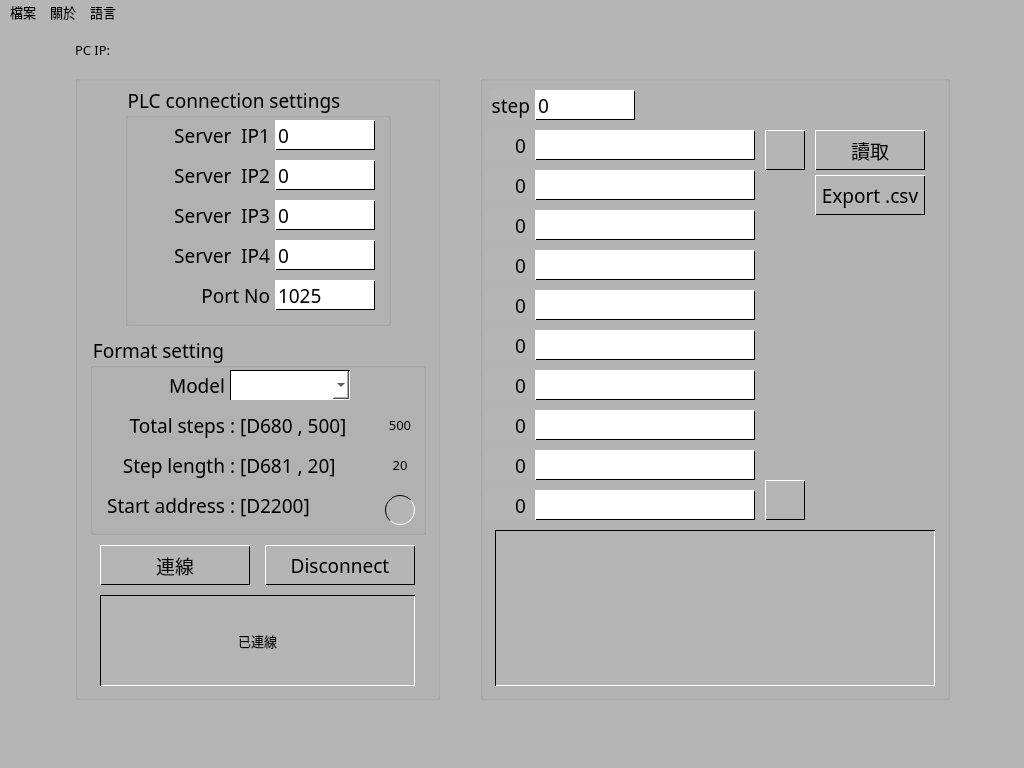
The window that QPLC_StepConvertToCsv_GUI.ui (eyichia/QPLC) describes before a commit, drawn with Qt 5.
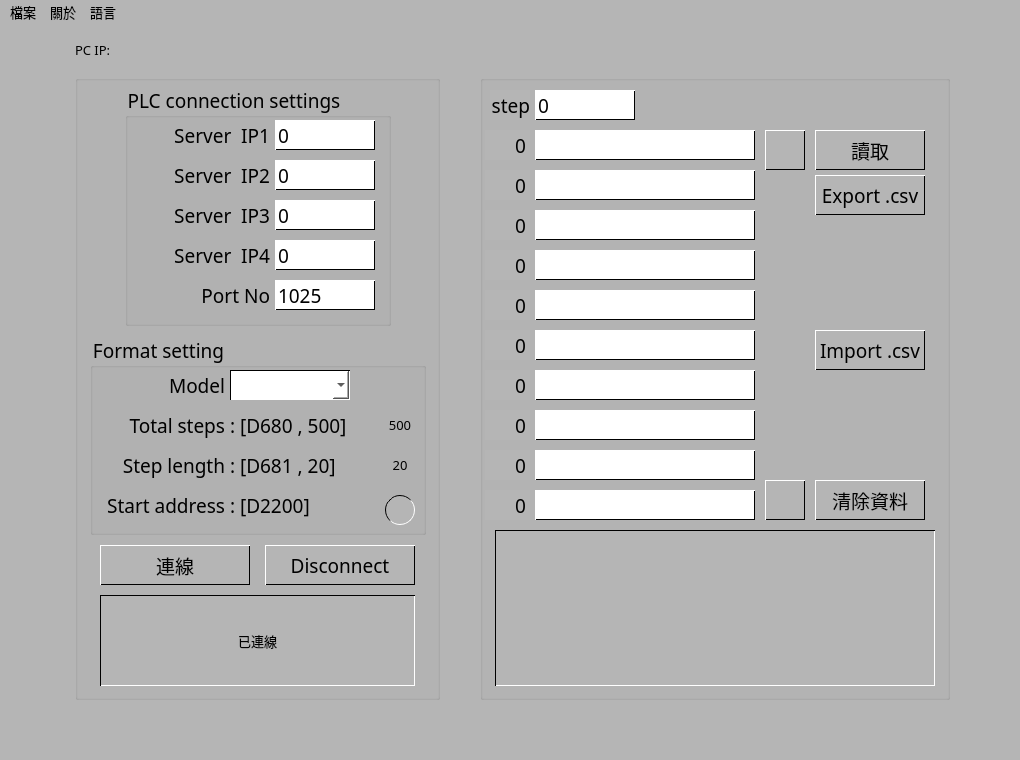
The same window after the commit. Icons and pictures are not drawn.

Patch:
```diff
--- a/QPLC_StepConvertToCsv_GUI.ui
+++ b/QPLC_StepConvertToCsv_GUI.ui
@@ -6,8 +6,8 @@
    <rect>
     <x>0</x>
     <y>0</y>
-    <width>1024</width>
-    <height>768</height>
+    <width>1020</width>
+    <height>760</height>
    </rect>
   </property>
   <property name="windowTitle">
@@ -1092,6 +1092,126 @@
 }</string>
      </property>
     </widget>
+    <widget class="QPushButton" name="PB_Clear_process">
+     <property name="geometry">
+      <rect>
+       <x>335</x>
+       <y>405</y>
+       <width>110</width>
+       <height>40</height>
+      </rect>
+     </property>
+     <property name="sizePolicy">
+      <sizepolicy hsizetype="Minimum" vsizetype="Ignored">
+       <horstretch>0</horstretch>
+       <verstretch>0</verstretch>
+      </sizepolicy>
+     </property>
+     <property name="font">
+      <font>
+       <family>Microsoft YaHei</family>
+       <pointsize>14</pointsize>
+       <stylestrategy>PreferDefault</stylestrategy>
+      </font>
+     </property>
+     <property name="styleSheet">
+      <string notr="true">/*border-width	邊框粗細	1px, 5px
+border-style	邊框樣式	solid (實線), dashed (虛線), dotted (點線)
+border-top-width	只設定上方邊框	2px
+border-radius	圓角程度	15px (半徑)
+font-family: &quot;Microsoft YaHei&quot;;
+font-size: 10; */ 
+/* 平時的樣式 */
+QPushButton {
+	border-style: solid; 
+	border-width: 1;
+	background-color: #B5B5B5;
+	border-top-color: white;
+	border-left-color: white;
+	border-bottom-color: black;
+	border-right-color: black;
+}
+
+/* 滑鼠移上去時 (:hover) */
+/*QPushButton:hover {
+    background-color: #e1f5fe;
+}*/
+
+/* 按下去的瞬間 (:pressed) */
+QPushButton:pressed {
+	border-style: solid; 
+	border-width: 1;
+	background-color: #999999;
+	border-top-color: black;
+	border-left-color: black;
+	border-bottom-color: white;
+	border-right-color: white;
+}</string>
+     </property>
+     <property name="text">
+      <string>清除資料</string>
+     </property>
+    </widget>
+    <widget class="QPushButton" name="PB_import_csv">
+     <property name="geometry">
+      <rect>
+       <x>335</x>
+       <y>255</y>
+       <width>110</width>
+       <height>40</height>
+      </rect>
+     </property>
+     <property name="sizePolicy">
+      <sizepolicy hsizetype="Minimum" vsizetype="Ignored">
+       <horstretch>0</horstretch>
+       <verstretch>0</verstretch>
+      </sizepolicy>
+     </property>
+     <property name="font">
+      <font>
+       <family>Microsoft YaHei</family>
+       <pointsize>14</pointsize>
+       <stylestrategy>PreferDefault</stylestrategy>
+      </font>
+     </property>
+     <property name="styleSheet">
+      <string notr="true">/*border-width	邊框粗細	1px, 5px
+border-style	邊框樣式	solid (實線), dashed (虛線), dotted (點線)
+border-top-width	只設定上方邊框	2px
+border-radius	圓角程度	15px (半徑)
+font-family: &quot;Microsoft YaHei&quot;;
+font-size: 10; */ 
+/* 平時的樣式 */
+QPushButton {
+	border-style: solid; 
+	border-width: 1;
+	background-color: #B5B5B5;
+	border-top-color: white;
+	border-left-color: white;
+	border-bottom-color: black;
+	border-right-color: black;
+}
+
+/* 滑鼠移上去時 (:hover) */
+/*QPushButton:hover {
+    background-color: #e1f5fe;
+}*/
+
+/* 按下去的瞬間 (:pressed) */
+QPushButton:pressed {
+	border-style: solid; 
+	border-width: 1;
+	background-color: #999999;
+	border-top-color: black;
+	border-left-color: black;
+	border-bottom-color: white;
+	border-right-color: white;
+}</string>
+     </property>
+     <property name="text">
+      <string>Import .csv</string>
+     </property>
+    </widget>
    </widget>
    <widget class="QGroupBox" name="setting_groupBox">
     <property name="geometry">
@@ -2107,7 +2227,7 @@
     <rect>
      <x>0</x>
      <y>0</y>
-     <width>1024</width>
+     <width>1020</width>
      <height>33</height>
     </rect>
    </property>
```
Left out of the diff: 37 changed lines with no effect on the pictures.
